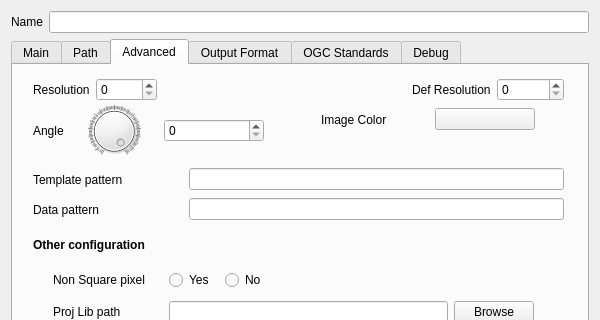
This is mapsettings.ui in QMapfileEditor/QMapfileEditor as Qt 5 draws it before an edit; both pictures show x 0 to 600 and y 0 to 320 of the 600 by 500 pixel window. The edited form follows.
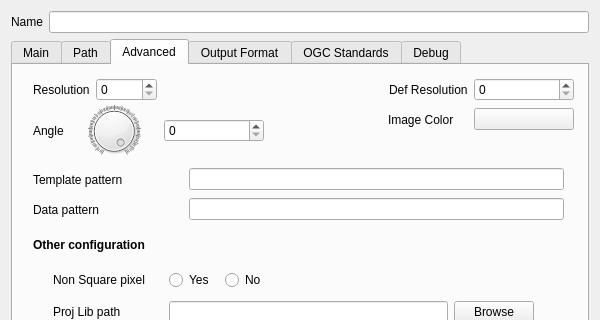
This is the edited form. The open tabs and pages were chosen to show the change. Icons and pictures are not drawn.

Commit message: Improve imagecolor bouton

```diff
--- a/mapsettings.ui
+++ b/mapsettings.ui
@@ -766,7 +766,7 @@
         <rect>
          <x>20</x>
          <y>10</y>
-         <width>531</width>
+         <width>541</width>
          <height>29</height>
         </rect>
        </property>
@@ -807,6 +807,18 @@
         </item>
         <item>
          <widget class="QSpinBox" name="mf_map_defresolution">
+          <property name="minimumSize">
+           <size>
+            <width>100</width>
+            <height>0</height>
+           </size>
+          </property>
+          <property name="maximumSize">
+           <size>
+            <width>100</width>
+            <height>16777215</height>
+           </size>
+          </property>
           <property name="maximum">
            <number>999999</number>
           </property>
@@ -817,13 +829,26 @@
       <widget class="QWidget" name="layoutWidget9">
        <property name="geometry">
         <rect>
-         <x>280</x>
+         <x>250</x>
          <y>40</y>
-         <width>271</width>
+         <width>311</width>
          <height>29</height>
         </rect>
        </property>
        <layout class="QHBoxLayout" name="horizontalLayout_9">
+        <item>
+         <spacer name="horizontalSpacer_14">
+          <property name="orientation">
+           <enum>Qt::Horizontal</enum>
+          </property>
+          <property name="sizeHint" stdset="0">
+           <size>
+            <width>40</width>
+            <height>20</height>
+           </size>
+          </property>
+         </spacer>
+        </item>
         <item>
          <widget class="QLabel" name="mf_map_imagecolor_label">
           <property name="sizePolicy">
```
Left out of the diff: 2 changed lines with no effect on the pictures.
